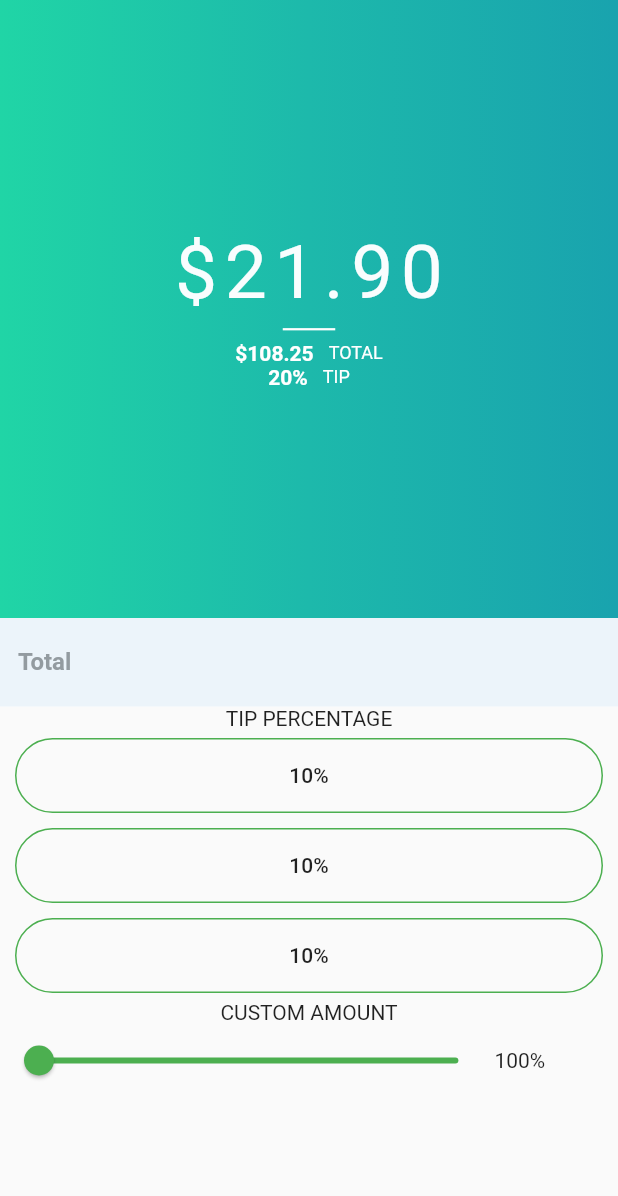
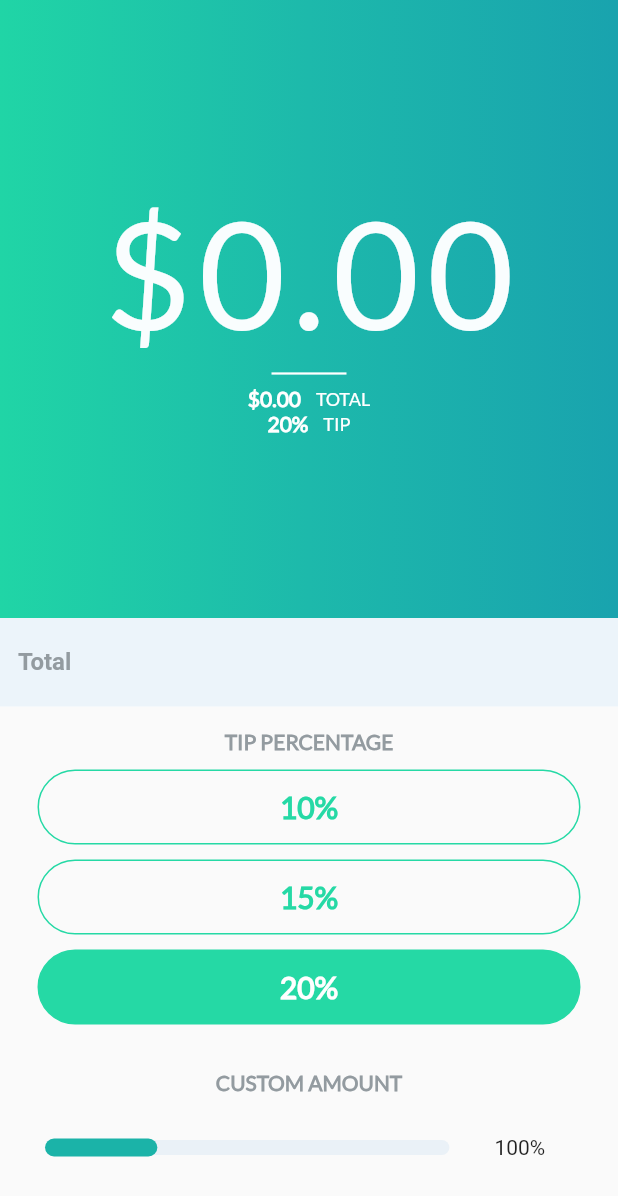
Before and after one commit to agileronin/tip-calculator, a Flutter app: the screen it shows after launch, on a phone screen of 412 x 824 dp. Shown: the top 1196 px of the screen. Run offline on Flutter 3.47's test engine with Material 2 defaults, Android fonts, the phone set to English and light mode, and no system bars.

Commit message:
feat: add custom fonts
Add custom fonts and improve the overall layout of the app to look more closely to the mockup.

```diff
--- a/lib/main.dart
+++ b/lib/main.dart
@@ -32,11 +32,24 @@ class TipCalculator extends StatelessWidget {
                   child: Column(
                     children: <Widget>[
                       TipAmountInput(),
-                      Text('TIP PERCENTAGE'),
-                      PercentageButton(),
-                      PercentageButton(),
-                      PercentageButton(),
-                      Text('CUSTOM AMOUNT'),
+                      Padding(
+                        padding:
+                            const EdgeInsets.fromLTRB(15.0, 15.0, 15.0, 5.0),
+                        child: TextHeader(
+                          text: 'Tip Percentage',
+                        ),
+                      ),
+                      PercentageButton(buttonText: '10%'),
+                      PercentageButton(buttonText: '15%'),
+                      PercentageButton(
+                        buttonText: '20%',
+                        selected: true,
+                      ),
+                      Padding(
+                        padding:
+                            const EdgeInsets.fromLTRB(15.0, 25.0, 15.0, 5.0),
+                        child: TextHeader(text: 'Custom Amount',)
+                      ),
                       CustomTipSlider(),
                     ],
                   ),
--- a/lib/widgets/custom_tip_slider.dart
+++ b/lib/widgets/custom_tip_slider.dart
@@ -1,4 +1,5 @@
 import 'package:flutter/material.dart';
+import './transparent_round_slider.dart';
 
 class CustomTipSlider extends StatelessWidget {
   @override
@@ -12,15 +13,25 @@ class CustomTipSlider extends StatelessWidget {
             flex: 4,
             child: Container(
               width: double.infinity,
-              child: Slider(
-                activeColor: Colors.green,
-                inactiveColor: Colors.green,
-                min: 0.0,
-                max: 100.0,
-                value: 0.0,
-                divisions: 100,
-                label: '100%',
-                onChanged: (e) {},
+              child: SliderTheme(
+                data: SliderTheme.of(context).copyWith(
+                  activeTrackColor: Color(0xFF1BB3A8),
+                  inactiveTrackColor: Color(0xFFEAF1F7),
+                  thumbShape: TransparentRoundSliderThumbShape(
+                    enabledThumbRadius: 25.0,
+                    disabledThumbRadius: 25.0,
+                  ),
+                  thumbColor: Colors.green.withOpacity(0.25),
+                  trackHeight: 10.0,
+                  overlayShape: RoundSliderOverlayShape(overlayRadius: 30.0),
+                ),
+                child: Slider(
+                  min: 0.0,
+                  max: 100.0,
+                  value: 25.0,
+                  divisions: 100,
+                  onChanged: (e) {},
+                ),
               ),
             ),
           ),
--- a/lib/widgets/percentage_button.dart
+++ b/lib/widgets/percentage_button.dart
@@ -1,21 +1,42 @@
 import 'package:flutter/material.dart';
 
+const TEXT_COLOR_SELECTED = Colors.white;
+const BACKGROUND_COLOR_SELECTED = Color(0xFF25D9A5);
+
+const TEXT_COLOR_UNSELECTED = Color(0xFF25D9A5);
+const BACKGROUND_COLOR_UNSELECTED = Colors.transparent;
+
 class PercentageButton extends StatelessWidget {
+  final String buttonText;
+  final bool selected;
+
+  PercentageButton({@required this.buttonText, this.selected = false});
+
   @override
   Widget build(BuildContext context) {
     return Container(
-      margin: EdgeInsets.fromLTRB(10.0, 5.0, 10.0, 5.0),
+      margin: EdgeInsets.fromLTRB(25.0, 5.0, 25.0, 5.0),
       decoration: BoxDecoration(
         borderRadius: BorderRadius.circular(25.0),
-        color: Colors.transparent,
+        color:
+            selected ? BACKGROUND_COLOR_SELECTED : BACKGROUND_COLOR_UNSELECTED,
         border: Border.all(
-          color: Colors.green,
+          color: Color(0xFF25D9A5),
         ),
       ),
       width: double.infinity,
       child: FlatButton(
+        splashColor: Colors.transparent,
         onPressed: () {},
-        child: Text('10%'),
+        child: Text(
+          this.buttonText,
+          style: TextStyle(
+            color: selected ? TEXT_COLOR_SELECTED : TEXT_COLOR_UNSELECTED,
+            fontSize: 20.0,
+            fontWeight: FontWeight.bold,
+            fontFamily: 'Lato'
+          ),
+        ),
       ),
     );
   }
--- /dev/null
+++ b/lib/widgets/text_header.dart
@@ -0,0 +1,19 @@
+import 'package:flutter/material.dart';
+
+class TextHeader extends StatelessWidget {
+  final String text;
+
+  TextHeader({@required this.text});
+
+  @override
+  Widget build(BuildContext context) {
+    return Text(
+      text.toUpperCase(),
+      style: TextStyle(
+        fontWeight: FontWeight.bold,
+        fontFamily: 'Lato',
+        color: Color(0xFF939BA0),
+      ),
+    );
+  }
+}
--- a/lib/widgets/tip_display.dart
+++ b/lib/widgets/tip_display.dart
@@ -21,15 +21,16 @@ class TipDisplay extends StatelessWidget {
           mainAxisAlignment: MainAxisAlignment.center,
           children: <Widget>[
             Text(
-              '\$21.90',
+              '\$0.00',
               style: TextStyle(
                 color: Color(0xFFF9FDFE),
-                fontSize: 50.0,
+                fontFamily: 'Lato',
+                fontSize: 100.0,
                 letterSpacing: 5.0,
               ),
             ),
             Container(
-              width: 35.0,
+              width: 50.0,
               child: Divider(
                 color: Colors.white,
                 thickness: 1.5,
@@ -39,9 +40,10 @@ class TipDisplay extends StatelessWidget {
               mainAxisAlignment: MainAxisAlignment.center,
               children: <Widget>[
                 Text(
-                  '\$108.25',
+                  '\$0.00',
                   style: TextStyle(
                     fontWeight: FontWeight.bold,
+                    fontFamily: 'Lato',
                     color: Colors.white,
                   ),
                 ),
@@ -52,6 +54,7 @@ class TipDisplay extends StatelessWidget {
                   'TOTAL',
                   style: TextStyle(
                     fontSize: 12.0,
+                    fontFamily: 'Lato',
                     color: Colors.white,
                   ),
                 )
@@ -64,6 +67,7 @@ class TipDisplay extends StatelessWidget {
                   '20%',
                   style: TextStyle(
                     fontWeight: FontWeight.bold,
+                    fontFamily: 'Lato',
                     color: Colors.white,
                   ),
                 ),
@@ -74,6 +78,7 @@ class TipDisplay extends StatelessWidget {
                   'TIP',
                   style: TextStyle(
                     fontSize: 12.0,
+                    fontFamily: 'Lato',
                     color: Colors.white,
                   ),
                 )
--- /dev/null
+++ b/lib/widgets/transparent_round_slider.dart
@@ -0,0 +1,53 @@
+import 'package:flutter/material.dart';
+
+class TransparentRoundSliderThumbShape extends SliderComponentShape {
+  const TransparentRoundSliderThumbShape({
+    this.enabledThumbRadius = 10.0,
+    this.disabledThumbRadius,
+  });
+
+  final double enabledThumbRadius;
+  final double disabledThumbRadius;
+  double get _disabledThumbRadius => disabledThumbRadius ?? enabledThumbRadius;
+
+  @override
+  Size getPreferredSize(bool isEnabled, bool isDiscrete) {
+    return Size.fromRadius(
+        isEnabled == true ? enabledThumbRadius : _disabledThumbRadius);
+  }
+
+  @override
+  void paint(
+    PaintingContext context,
+    Offset center, {
+    Animation<double> activationAnimation,
+    @required Animation<double> enableAnimation,
+    bool isDiscrete,
+    TextPainter labelPainter,
+    RenderBox parentBox,
+    @required SliderThemeData sliderTheme,
+    TextDirection textDirection,
+    double value,
+  }) {
+    assert(context != null);
+    assert(center != null);
+    assert(enableAnimation != null);
+    assert(sliderTheme != null);
+    assert(sliderTheme.disabledThumbColor != null);
+    assert(sliderTheme.thumbColor != null);
+
+    final Canvas canvas = context.canvas;
+    final Tween<double> radiusTween = Tween<double>(
+      begin: _disabledThumbRadius,
+      end: enabledThumbRadius,
+    );
+    canvas.drawCircle(
+      center,
+      radiusTween.evaluate(enableAnimation),
+      Paint()
+        ..style = PaintingStyle.stroke
+        ..color = Color(0xFF25D9A5)
+        ..strokeWidth = 1.0,
+    );
+  }
+}
--- a/lib/widgets/widgets.dart
+++ b/lib/widgets/widgets.dart
@@ -2,3 +2,5 @@ export './custom_tip_slider.dart';
 export './percentage_button.dart';
 export './tip_amount_input.dart';
 export './tip_display.dart';
+export './text_header.dart';
+export './transparent_round_slider.dart';
```
Also changed, not shown: pubspec.yaml (+4 -16 lines), assets/fonts/Lato-Regular.ttf (added).
